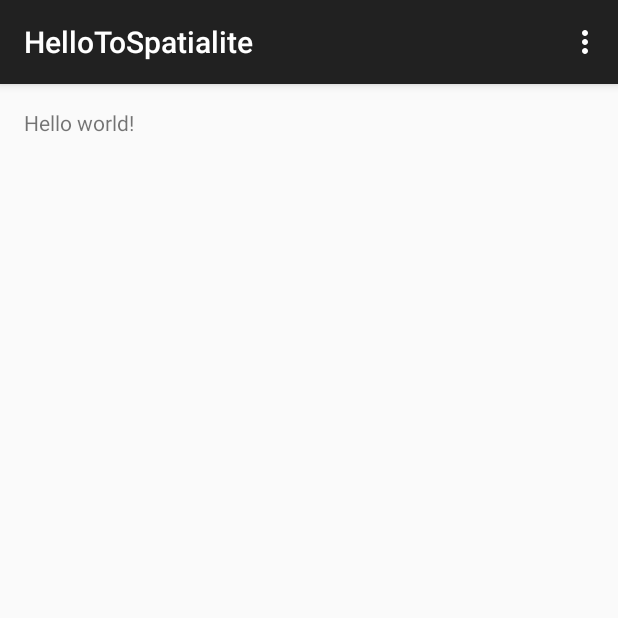
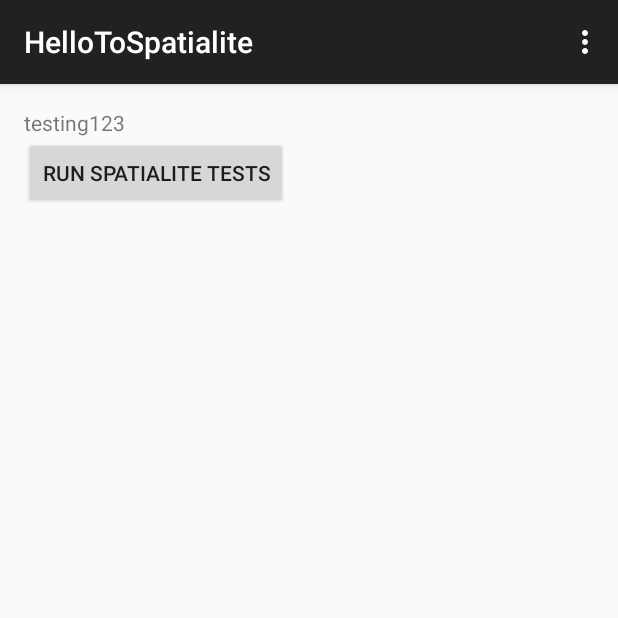
Before and after one commit to kristina-hager/HelloToSpatialite, an Android app: the screen it shows after launch (MainActivity), in the options menu, after a tap on "Settings", on a phone screen of 412 x 824 dp, the top half of it. Run offline under Robolectric (Android 15) with nearby library versions, the phone set to English and light mode, and no system bars; libraries missing offline, so code that uses them is left out: pimp.spatialite_android_lib; 2 statements that could not run were skipped.

Commit message:
still trying to use lib

```diff
--- a/app/build.gradle
+++ b/app/build.gradle
@@ -22,4 +22,5 @@ android {
 dependencies {
     compile fileTree(dir: 'libs', include: ['*.jar'])
     compile 'com.android.support:appcompat-v7:22.2.1'
+    compile project(':..:Spatialite-Database-Driver:spatialite-db-driver')
 }
--- /dev/null
+++ b/app/src/main/java/pimp/hellotospatialite/GeoDatabaseHandler.java
@@ -0,0 +1,17 @@
+package pimp.hellotospatialite;
+
+import android.content.Context;
+
+import pimp.spatialite_android_lib.SQLite.Database;
+
+/**
+ * Created by kristina on 9/2/15.
+ */
+public class GeoDatabaseHandler {
+
+    public GeoDatabaseHandler( Context context, StringBuilder sb ) {
+
+        Database db = new Database();
+
+    }
+}
--- a/app/src/main/java/pimp/hellotospatialite/MainActivity.java
+++ b/app/src/main/java/pimp/hellotospatialite/MainActivity.java
@@ -1,9 +1,13 @@
 package pimp.hellotospatialite;
 
+import android.os.Bundle;
 import android.support.v7.app.ActionBarActivity;
-import android.os.Bundle;
 import android.view.Menu;
 import android.view.MenuItem;
+import android.view.View;
+import android.widget.TextView;
+
+import pimp.spatialite_android_lib.SQLite.Database;
 
 public class MainActivity extends ActionBarActivity {
 
@@ -11,6 +15,8 @@ public class MainActivity extends ActionBarActivity {
     protected void onCreate(Bundle savedInstanceState) {
         super.onCreate(savedInstanceState);
         setContentView(R.layout.activity_main);
+
+        Database db = new Database();
     }
 
     @Override
@@ -34,4 +40,14 @@ public class MainActivity extends ActionBarActivity {
 
         return super.onOptionsItemSelected(item);
     }
+
+    public void runTests(View view) {
+
+        TextView textView = (TextView) findViewById(R.id.communicate);
+        textView.setText("testing123");
+
+        StringBuilder sb = new StringBuilder();
+        GeoDatabaseHandler gdbHandler = new GeoDatabaseHandler(this, sb);
+
+    }
 }
--- a/app/src/main/res/layout/activity_main.xml
+++ b/app/src/main/res/layout/activity_main.xml
@@ -9,8 +9,19 @@
     android:paddingBottom="@dimen/activity_vertical_margin"
     tools:context=".MainActivity">
 
-    <TextView android:text="@string/hello_world"
+    <TextView
+        android:id="@+id/communicate"
+        android:text="@string/hello_world"
         android:layout_width="wrap_content"
         android:layout_height="wrap_content" />
 
+    <Button
+        android:id="@+id/run_tests"
+        android:layout_width="wrap_content"
+        android:layout_height="wrap_content"
+        android:layout_below="@id/communicate"
+        android:onClick="runTests"
+        android:text="run spatialite tests"
+        />
+
 </RelativeLayout>
--- a/settings.gradle
+++ b/settings.gradle
@@ -1 +1,2 @@
-include ':app'
+include ':app', '..:Spatialite-Database-Driver:spatialite-db-driver'
+//project(':spatialite-android-lib').projectDir = new File(settingsDir,'../spatialite-android-lib')
```
